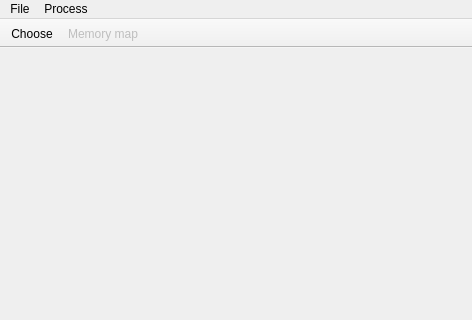
giwig/qtCheatMotor, file ui/mainwindow.ui: the form before one commit; both pictures show x 0 to 472 and y 0 to 320 of the 472 by 547 pixel window.
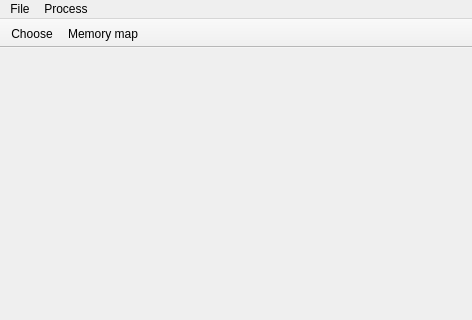
The form after the commit. Icons and pictures are not drawn.

Patch:
```diff
--- a/ui/mainwindow.ui
+++ b/ui/mainwindow.ui
@@ -98,7 +98,7 @@
   </action>
   <action name="actionMemory_map">
    <property name="enabled">
-    <bool>false</bool>
+    <bool>true</bool>
    </property>
    <property name="text">
     <string>Memory map</string>
```
